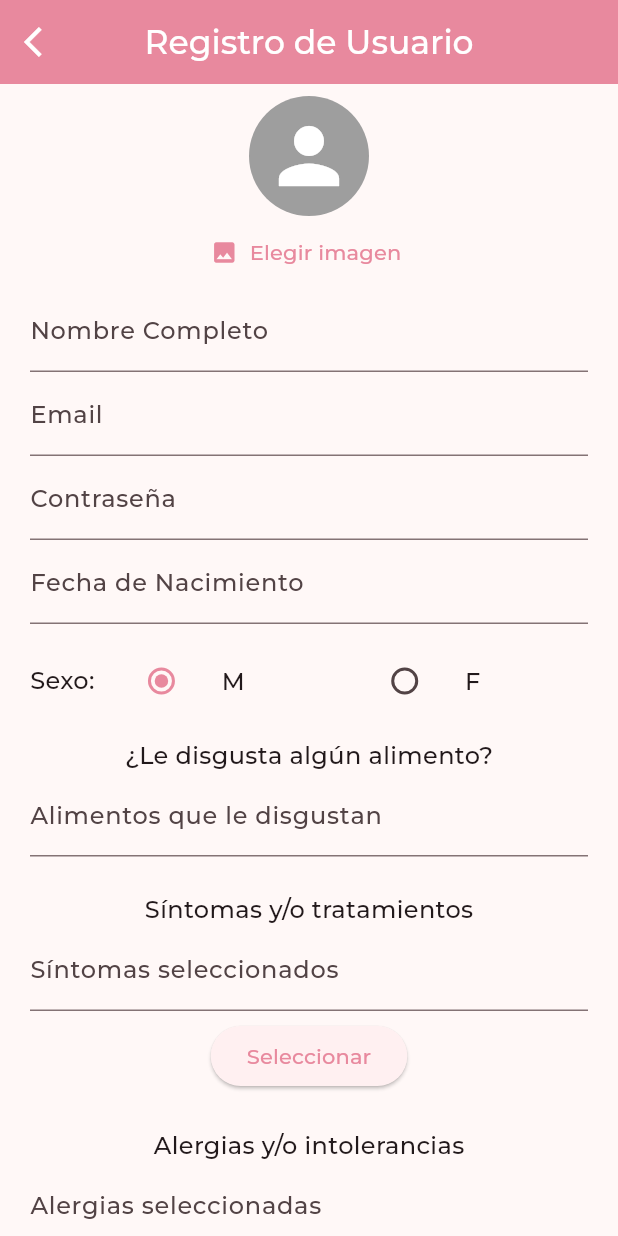
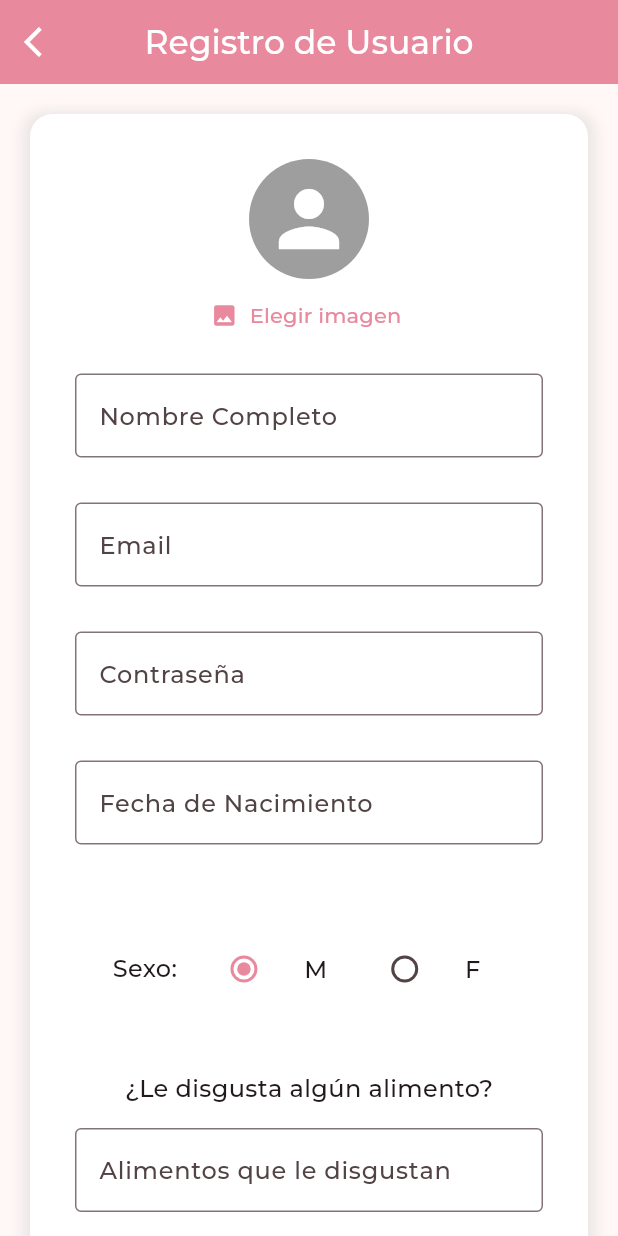
Before and after one commit to sabinelohnerv/proyecto-catas, a Flutter app: the RegisterView screen opened directly, on a phone screen of 412 x 824 dp. Run offline on Flutter 3.47's test engine with Material 3 defaults, Android fonts, the phone set to English and light mode, and no system bars; our stand-ins replace cloud_firestore, firebase_auth, firebase_core, firebase_storage, image_picker; accounts and stored records are empty; project files that could hold a hidden picture were left out.

Commit message:
Register Design Update

```diff
--- a/lib/views/register_view.dart
+++ b/lib/views/register_view.dart
@@ -53,10 +53,24 @@ class _RegisterViewState extends State<RegisterView> {
         ),
       ),
       body: SingleChildScrollView(
+        child: Padding(
+          padding: const EdgeInsets.all(20),
           child: Form(
             key: formKey,
-          child: Padding(
-            padding: const EdgeInsets.symmetric(vertical: 8, horizontal: 20),
+            child: Container(
+              padding: const EdgeInsets.symmetric(horizontal: 15, vertical: 30),
+              decoration: BoxDecoration(
+                color: Colors.white,
+                borderRadius: BorderRadius.circular(15),
+                boxShadow: [
+                  BoxShadow(
+                    color: Colors.grey.withOpacity(0.2),
+                    spreadRadius: 5,
+                    blurRadius: 7,
+                    offset: const Offset(0, 3),
+                  ),
+                ],
+              ),
               child: Column(
                 children: <Widget>[
                   UserImagePicker(
@@ -66,15 +80,22 @@ class _RegisterViewState extends State<RegisterView> {
                       });
                     },
                   ),
-                TextFormField(
-                  decoration:
-                      const InputDecoration(labelText: 'Nombre Completo'),
+                  Padding(
+                    padding: const EdgeInsets.all(15.0),
+                    child: TextFormField(
+                      decoration: const InputDecoration(
+                          labelText: 'Nombre Completo',
+                          border: OutlineInputBorder()),
                       onSaved: (value) => viewModel.fullName = value ?? '',
                       validator: (value) =>
                           value!.isEmpty ? 'Este campo es obligatorio.' : null,
                     ),
-                TextFormField(
-                  decoration: const InputDecoration(labelText: 'Email'),
+                  ),
+                  Padding(
+                    padding: const EdgeInsets.all(15.0),
+                    child: TextFormField(
+                      decoration: const InputDecoration(
+                          labelText: 'Email', border: OutlineInputBorder()),
                       onSaved: (value) => viewModel.email = value ?? '',
                       keyboardType: TextInputType.emailAddress,
                       autocorrect: false,
@@ -88,24 +109,34 @@ class _RegisterViewState extends State<RegisterView> {
                         return null;
                       },
                     ),
-                TextFormField(
-                  decoration: const InputDecoration(labelText: 'Contraseña'),
+                  ),
+                  Padding(
+                    padding: const EdgeInsets.all(15.0),
+                    child: TextFormField(
+                      decoration: const InputDecoration(
+                          labelText: 'Contraseña',
+                          border: OutlineInputBorder()),
                       obscureText: true,
                       onSaved: (value) => viewModel.password = value ?? '',
                       validator: (value) =>
                           value!.isEmpty ? 'Este campo es obligatorio.' : null,
                     ),
-                TextFormField(
+                  ),
+                  Padding(
+                    padding: const EdgeInsets.all(15.0),
+                    child: TextFormField(
                       controller: viewModel.birthDateController,
-                  decoration:
-                      const InputDecoration(labelText: 'Fecha de Nacimiento'),
+                      decoration: const InputDecoration(
+                          labelText: 'Fecha de Nacimiento',
+                          border: OutlineInputBorder()),
                       readOnly: true,
                       onTap: () => viewModel.selectBirthDate(context),
                       validator: (value) =>
                           value!.isEmpty ? 'Este campo es obligatorio.' : null,
                     ),
+                  ),
                   Padding(
-                  padding: const EdgeInsets.symmetric(vertical: 10.0),
+                    padding: const EdgeInsets.all(40.0),
                     child: Row(
                       mainAxisAlignment: MainAxisAlignment.start,
                       children: <Widget>[
@@ -142,21 +173,29 @@ class _RegisterViewState extends State<RegisterView> {
                     '¿Le disgusta algún alimento?',
                     style: TextStyle(fontSize: 16),
                   ),
-                TextFormField(
+                  Padding(
+                    padding: const EdgeInsets.all(15.0),
+                    child: TextFormField(
                       decoration: const InputDecoration(
-                      labelText: 'Alimentos que le disgustan'),
+                          labelText: 'Alimentos que le disgustan',
+                          border: OutlineInputBorder()),
                       onSaved: (value) => viewModel.dislikes = value ?? '',
+                    ),
                   ),
                   const SizedBox(height: 24),
                   const Text(
                     'Síntomas y/o tratamientos',
                     style: TextStyle(fontSize: 16),
                   ),
-                TextField(
+                  Padding(
+                    padding: const EdgeInsets.all(15.0),
+                    child: TextField(
                       controller: viewModel.symptomsController,
                       readOnly: true,
                       decoration: const InputDecoration(
                         labelText: 'Síntomas seleccionados',
+                        border: OutlineInputBorder(),
+                      ),
                     ),
                   ),
                   const SizedBox(height: 6),
@@ -169,11 +208,14 @@ class _RegisterViewState extends State<RegisterView> {
                     'Alergias y/o intolerancias',
                     style: TextStyle(fontSize: 16),
                   ),
-                TextField(
+                  Padding(
+                    padding: const EdgeInsets.all(15.0),
+                    child: TextField(
                       controller: viewModel.allergiesController,
                       readOnly: true,
                       decoration: const InputDecoration(
                           labelText: 'Alergias seleccionadas',
+                          border: OutlineInputBorder()),
                     ),
                   ),
                   const SizedBox(
@@ -184,17 +226,17 @@ class _RegisterViewState extends State<RegisterView> {
                     child: const Text('Seleccionar'),
                   ),
                   Padding(
-                  padding: const EdgeInsets.symmetric(vertical: 6.0),
+                    padding: const EdgeInsets.all(40),
                     child: Row(
                       mainAxisAlignment: MainAxisAlignment.start,
                       children: <Widget>[
                         const Text(
-                        '¿Usted fuma?: ',
+                          '¿Fuma?: ',
                           style: TextStyle(fontSize: 16),
                         ),
                         Expanded(
                           child: ListTile(
-                          title: const Text('Sí'),
+                            title: const Text('✓'),
                             leading: Radio<bool>(
                               value: true,
                               groupValue: viewModel.smokes,
@@ -205,7 +247,7 @@ class _RegisterViewState extends State<RegisterView> {
                         ),
                         Expanded(
                           child: ListTile(
-                          title: const Text('No'),
+                            title: const Text('✗'),
                             leading: Radio<bool>(
                               value: false,
                               groupValue: viewModel.smokes,
@@ -221,10 +263,12 @@ class _RegisterViewState extends State<RegisterView> {
                     '¿Cuántos cigarrillos fuma al día?',
                     style: TextStyle(fontSize: 16),
                   ),
-                TextFormField(
+                  Padding(
+                    padding: const EdgeInsets.all(15.0),
+                    child: TextFormField(
                       controller: viewModel.cigarettesPerDayController,
                       decoration:
-                      const InputDecoration(labelText: 'Cigarrillos por día'),
+                          const InputDecoration(border: OutlineInputBorder()),
                       keyboardType: TextInputType.number,
                       inputFormatters: [FilteringTextInputFormatter.digitsOnly],
                       onSaved: (value) {
@@ -240,16 +284,18 @@ class _RegisterViewState extends State<RegisterView> {
                         return null;
                       },
                     ),
+                  ),
                   const SizedBox(height: 16),
                   const Text(
                     '¿Usted toma café?',
                     style: TextStyle(fontSize: 16),
                   ),
-                DropdownButtonFormField<String>(
+                  Padding(
+                    padding: const EdgeInsets.all(15.0),
+                    child: DropdownButtonFormField<String>(
                       value: viewModel.coffee,
-                  decoration: const InputDecoration(
-                    labelText: 'Frecuencia de consumo',
-                  ),
+                      decoration:
+                          const InputDecoration(border: OutlineInputBorder()),
                       onChanged: (String? newValue) {
                         viewModel.coffee = newValue!;
                       },
@@ -261,15 +307,18 @@ class _RegisterViewState extends State<RegisterView> {
                         );
                       }).toList(),
                     ),
+                  ),
                   const SizedBox(height: 16),
                   const Text(
                     '¿Cuántas tazas de café toma al día?',
                     style: TextStyle(fontSize: 16),
                   ),
-                TextFormField(
+                  Padding(
+                    padding: const EdgeInsets.all(15.0),
+                    child: TextFormField(
                       controller: viewModel.coffeeCupsPerDayController,
                       decoration:
-                      const InputDecoration(labelText: 'Tazas de café al día'),
+                          const InputDecoration(border: OutlineInputBorder()),
                       keyboardType: TextInputType.number,
                       inputFormatters: [FilteringTextInputFormatter.digitsOnly],
                       onSaved: (value) {
@@ -285,16 +334,18 @@ class _RegisterViewState extends State<RegisterView> {
                         return null;
                       },
                     ),
+                  ),
                   const SizedBox(height: 16),
                   const Text(
                     '¿Usted come picante o llajua?',
                     style: TextStyle(fontSize: 16),
                   ),
-                DropdownButtonFormField<String>(
+                  Padding(
+                    padding: const EdgeInsets.all(15.0),
+                    child: DropdownButtonFormField<String>(
                       value: viewModel.llajua,
-                  decoration: const InputDecoration(
-                    labelText: 'Frecuencia de consumo',
-                  ),
+                      decoration:
+                          const InputDecoration(border: OutlineInputBorder()),
                       onChanged: (String? newValue) {
                         viewModel.llajua = newValue!;
                       },
@@ -306,17 +357,20 @@ class _RegisterViewState extends State<RegisterView> {
                         );
                       }).toList(),
                     ),
+                  ),
                   const SizedBox(height: 16),
                   const Text(
                     '¿Con cuántas cucharillas de azúcar toma su café o refresco (taza de 200 ml)?',
-                  style:
-                      TextStyle(fontSize: 16, overflow: TextOverflow.ellipsis),
+                    style: TextStyle(
+                        fontSize: 16, overflow: TextOverflow.ellipsis),
                     maxLines: 3,
                   ),
-                TextFormField(
+                  Padding(
+                    padding: const EdgeInsets.all(15.0),
+                    child: TextFormField(
                       controller: viewModel.sugarInDrinksController,
-                  decoration: const InputDecoration(
-                      labelText: 'Cantidad de cucharillas de azúcar'),
+                      decoration:
+                          const InputDecoration(border: OutlineInputBorder()),
                       keyboardType: TextInputType.number,
                       inputFormatters: [FilteringTextInputFormatter.digitsOnly],
                       onSaved: (value) {
@@ -332,16 +386,20 @@ class _RegisterViewState extends State<RegisterView> {
                         return null;
                       },
                     ),
+                  ),
                   const SizedBox(height: 24),
                   const Text(
                     '¿Con qué condimenta su comida?',
                     style: TextStyle(fontSize: 16),
                   ),
-                TextField(
+                  Padding(
+                    padding: const EdgeInsets.all(15.0),
+                    child: TextField(
                       controller: viewModel.seasoningsController,
                       readOnly: true,
                       decoration: const InputDecoration(
                           labelText: 'Condimentos seleccionados',
+                          border: OutlineInputBorder()),
                     ),
                   ),
                   const SizedBox(
@@ -356,11 +414,14 @@ class _RegisterViewState extends State<RegisterView> {
                     '¿Algún comentario que quiera añadir?',
                     style: TextStyle(fontSize: 16),
                   ),
-                TextFormField(
-                  decoration: const InputDecoration(
-                      labelText: 'Comentarios adicionales'),
+                  Padding(
+                    padding: const EdgeInsets.all(8.0),
+                    child: TextFormField(
+                      decoration:
+                          const InputDecoration(border: OutlineInputBorder()),
                       onSaved: (value) => viewModel.comment = value ?? '',
                       maxLines: 3,
+                    ),
                   ),
                   Padding(
                       padding: const EdgeInsets.all(12.0),
@@ -417,6 +478,7 @@ class _RegisterViewState extends State<RegisterView> {
             ),
           ),
         ),
+      ),
     );
   }
 }
```
Lines whose indentation alone changed are shown as unchanged.
